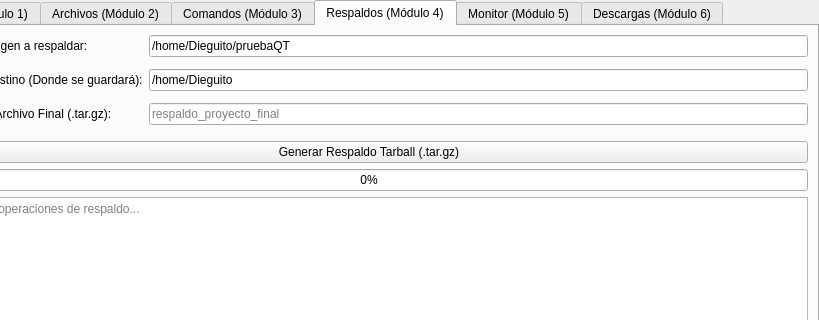
Above: src/gui/mainwindow.ui from WilberGuerra515/proyecto-ps-2026a before the change; both pictures show x 81 to 900 and y 0 to 320 of the 900 by 600 pixel window. Below: the same form after it.
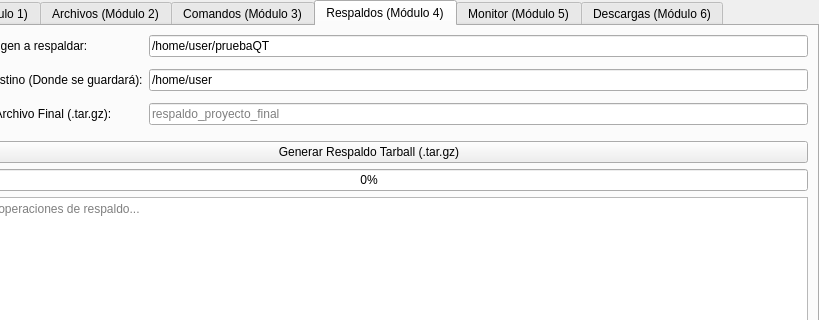
That is the form after the change. The open tabs and pages were chosen to show the change.

Commit message: Dandole formato genérico al directorio estático visualmente, pero no funcional, de los directorios utilizados

Patch:
```diff
--- a/src/gui/mainwindow.ui
+++ b/src/gui/mainwindow.ui
@@ -223,7 +223,7 @@
           <item row="0" column="1">
            <widget class="QLineEdit" name="txtSrcDir">
             <property name="text">
-             <string>/home/Dieguito/pruebaQT</string>
+             <string>/home/user/pruebaQT</string>
             </property>
            </widget>
           </item>
@@ -237,7 +237,7 @@
           <item row="1" column="1">
            <widget class="QLineEdit" name="txtDestDir">
             <property name="text">
-             <string>/home/Dieguito</string>
+             <string>/home/user</string>
             </property>
            </widget>
           </item>
```
Left out of the diff: 2 changed lines with no effect on the pictures. The commit also changes 1 other file.
